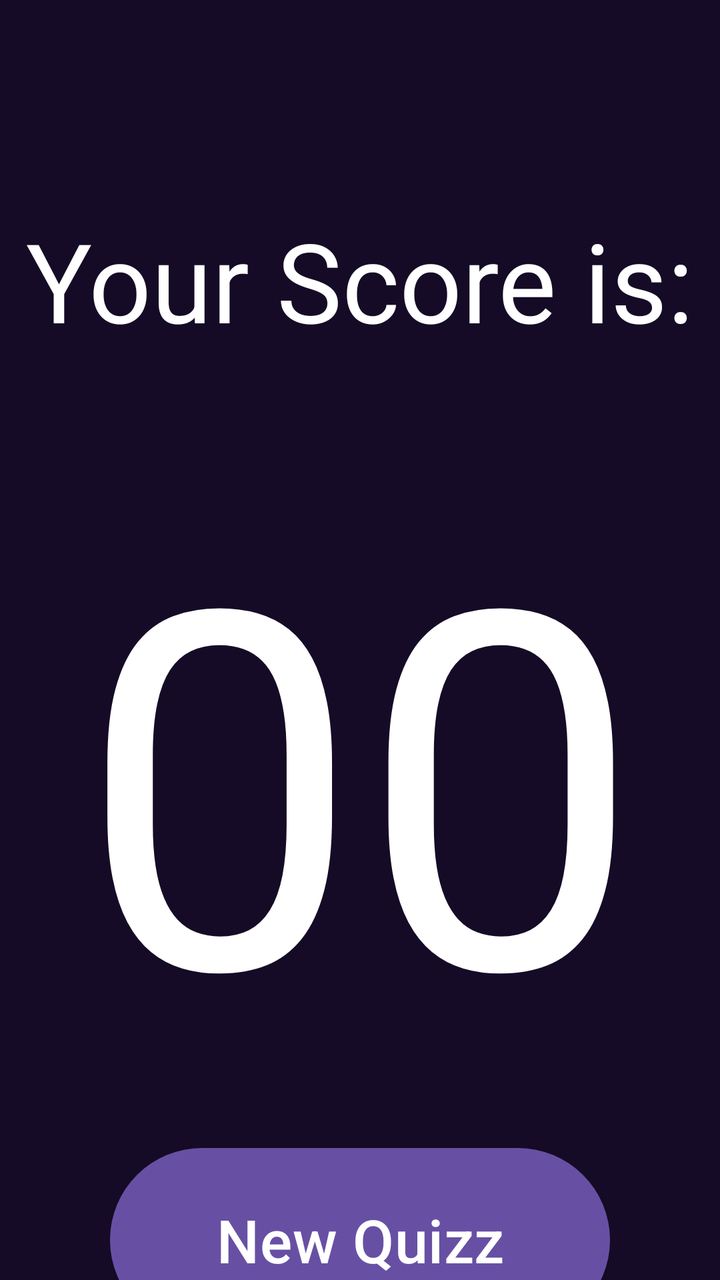
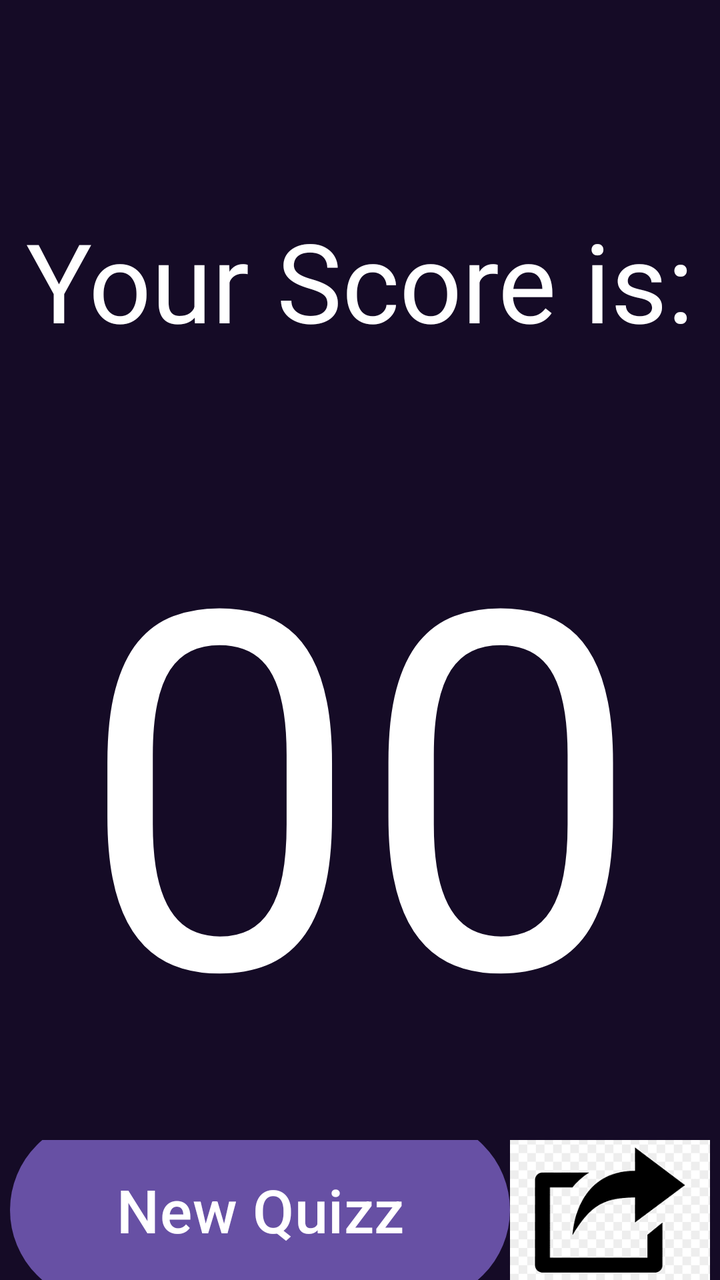

An Android layout rendered at two revisions. The XML below is the earlier revision; the diff shows what the commit changed to produce the second picture.
<!-- AndroidManifest.xml: application theme Theme.QuizTime -->
<!-- res/layout/score_activity.xml -->
<?xml version="1.0" encoding="utf-8"?>
<LinearLayout
    xmlns:android="http://schemas.android.com/apk/res/android"
    android:layout_width="match_parent"
    android:layout_height="match_parent"
    android:gravity="top|center"
    android:orientation="vertical"
    android:background="#150b26">

    <TextView
        android:layout_width="350sp"
        android:layout_height="80sp"
        android:gravity="center"
        android:layout_marginTop="100dp"
        android:textSize="55sp"
        android:textColor="#FFFFFF"
        android:text="Your Score is:"/>

    <TextView
        android:id="@+id/score"
        android:layout_width="300sp"
        android:layout_height="300sp"
        android:gravity="center"
        android:layout_marginTop="40dp"
        android:textSize="250sp"
        android:textColor="#FFFFFF"
        android:text="00"/>

    <Button
        android:id="@+id/New"
        android:layout_width="250sp"
        android:layout_height="100sp"
        android:gravity="center"
        android:layout_marginTop="50sp"
        android:textSize="30dp"
        android:textColor="#FFFFFF"
        android:text="New Quizz"/>

</LinearLayout>
<!-- resources referenced by this layout -->
<resources>
  <style name="Theme.QuizTime" parent="Base.Theme.QuizTime" />
  <style name="Base.Theme.QuizTime" parent="Theme.Material3.DayNight.NoActionBar">
          
          
      </style>
</resources>

<!-- the commit's change to res/layout/score_activity.xml (unified diff, before → after) -->
@@ -26,14 +26,26 @@
         android:textColor="#FFFFFF"
         android:text="00"/>
 
-    <Button
-        android:id="@+id/New"
-        android:layout_width="250sp"
-        android:layout_height="100sp"
-        android:gravity="center"
+    <LinearLayout
+        android:layout_width="wrap_content"
+        android:layout_height="wrap_content"
         android:layout_marginTop="50sp"
-        android:textSize="30dp"
-        android:textColor="#FFFFFF"
-        android:text="New Quizz"/>
+        android:gravity="center">
+
+        <Button
+            android:id="@+id/New"
+            android:layout_width="250sp"
+            android:layout_height="100sp"
+            android:textSize="30dp"
+            android:textColor="#FFFFFF"
+            android:text="New Quizz"/>
+
+        <ImageButton
+            android:id="@+id/email"
+            android:layout_width="100sp"
+            android:layout_height="100sp"
+            android:background="@drawable/share"/>
+
+    </LinearLayout>
 
 </LinearLayout>
<!-- resource entries referenced after the edit -->
@@ -1,5 +1,6 @@
 <!-- resources referenced by this layout -->
 <resources>
+  <!-- drawable share: png bitmap (drawable, 3198 bytes) -->
   <style name="Theme.QuizTime" parent="Base.Theme.QuizTime" />
   <style name="Base.Theme.QuizTime" parent="Theme.Material3.DayNight.NoActionBar">
           
